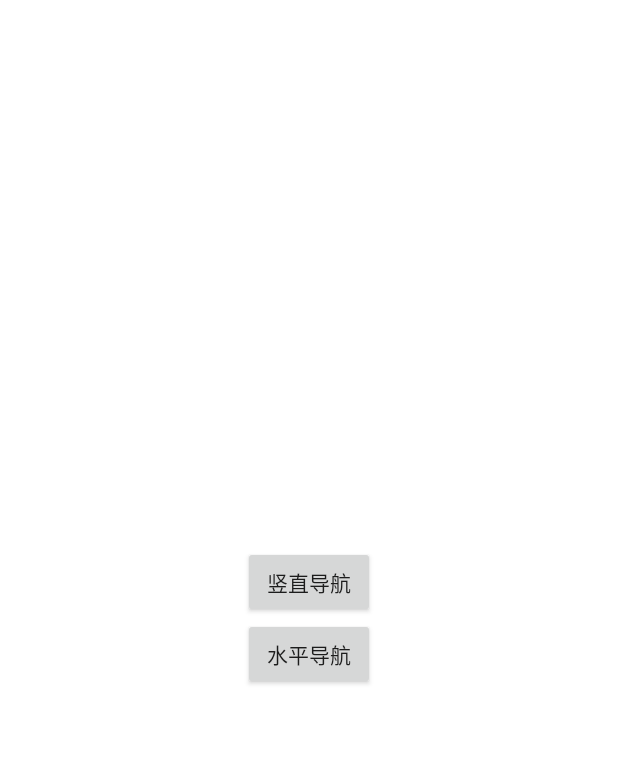
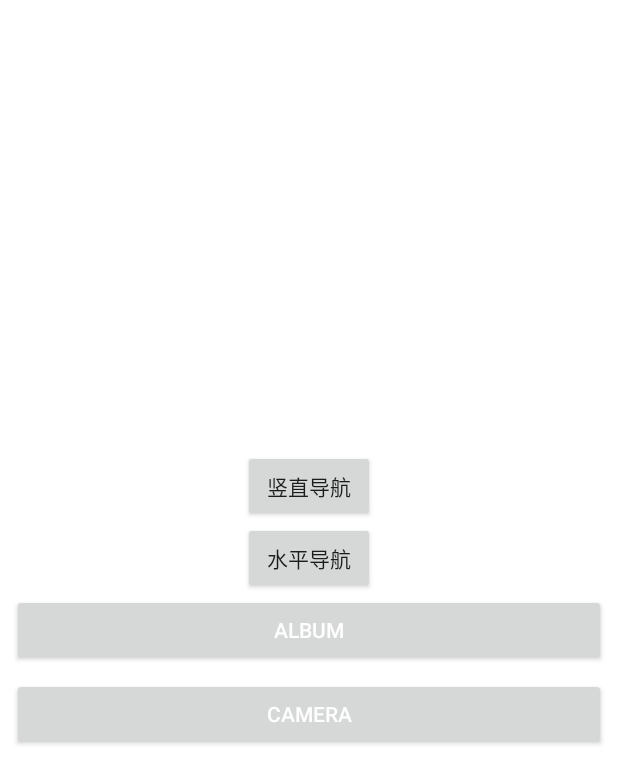
Before and after one commit to lt594963425/FlySet, an Android app: the layout activity_main.xml on its own in the app's theme, with its tools: preview values and no code run, on a phone screen of 412 x 824 dp. Shown: the top 784 px of the screen. Run offline under Robolectric (Android 15) with nearby library versions, the phone set to English and light mode, and no system bars.

Commit message:
分支 dev

```diff
--- a/app/build.gradle
+++ b/app/build.gradle
@@ -30,4 +30,9 @@ dependencies {
 
     compile 'com.jakewharton:butterknife:8.8.1'
     annotationProcessor 'com.jakewharton:butterknife-compiler:8.8.1'
+
+    //rx
+    compile 'com.jakewharton.rxbinding2:rxbinding:2.0.0'
+    compile 'io.reactivex.rxjava2:rxjava:2.1.5'
+    compile 'io.reactivex.rxjava2:rxandroid:2.0.1'
 }
--- a/app/src/main/AndroidManifest.xml
+++ b/app/src/main/AndroidManifest.xml
@@ -12,7 +12,6 @@
         android:theme="@style/AppTheme">
         <activity
             android:name=".MainActivity"
-            android:screenOrientation="sensorLandscape"
             >
             <intent-filter>
                 <action android:name="android.intent.action.MAIN"/>
--- a/app/src/main/java/com/mvp/lt/flyset/ui/fragment/AirplaneFragment.java
+++ b/app/src/main/java/com/mvp/lt/flyset/ui/fragment/AirplaneFragment.java
@@ -2,6 +2,7 @@ package com.mvp.lt.flyset.ui.fragment;
 
 import android.os.Bundle;
 import android.support.annotation.Nullable;
+import android.util.Log;
 import android.view.LayoutInflater;
 import android.view.View;
 import android.view.ViewGroup;
@@ -61,6 +62,11 @@ public class AirplaneFragment extends BaseFragment {
         View view = inflater.inflate(R.layout.airplane_set_fragment_layout, null);
         unbinder = ButterKnife.bind(this, view);
         initSpinner();
+
+        Log.e("TAG",mAPhotoVideoPreviewSpr.getSelectedItemId()+"");
+        Log.e("TAG",mAPhotoVideoPreviewSpr.getSelectedItem()+"");
+        Log.e("TAG",mAPhotoVideoPreviewSpr.getSelectedItemPosition()+"");
+
         return view;
     }
 
--- a/app/src/main/res/layout/activity_main.xml
+++ b/app/src/main/res/layout/activity_main.xml
@@ -27,4 +27,32 @@
         app:layout_constraintLeft_toLeftOf="parent"
         app:layout_constraintRight_toRightOf="parent"
         app:layout_constraintTop_toTopOf="parent"/>
+    <Button
+        android:id="@+id/albumAppButton"
+        android:layout_width="match_parent"
+        android:layout_height="48dp"
+        android:layout_marginBottom="8dp"
+        android:layout_marginEnd="8dp"
+        android:layout_marginStart="8dp"
+        android:text="Album"
+        android:textColor="@android:color/background_light"/>
+
+    <Button
+        android:id="@+id/cameraAppButton"
+        android:layout_width="match_parent"
+        android:layout_height="48dp"
+        android:layout_marginBottom="8dp"
+        android:layout_marginEnd="8dp"
+        android:layout_marginStart="8dp"
+        android:text="Camera"
+        android:textColor="@android:color/background_light"/>
+
+    <ImageView
+        android:id="@+id/imageView"
+        android:layout_width="match_parent"
+        android:layout_height="wrap_content"
+        android:layout_marginBottom="8dp"
+        android:layout_marginEnd="8dp"
+        android:layout_marginStart="8dp"
+        android:layout_marginTop="8dp"/>
 </LinearLayout>
```
Also changed, not shown: app/src/main/java/com/mvp/lt/flyset/MainActivity.java (+69 -1 lines), app/src/main/java/com/mvp/lt/flyset/ui/utlis/SFUtlis.java (added, +89 -0 lines), 1 other file.
